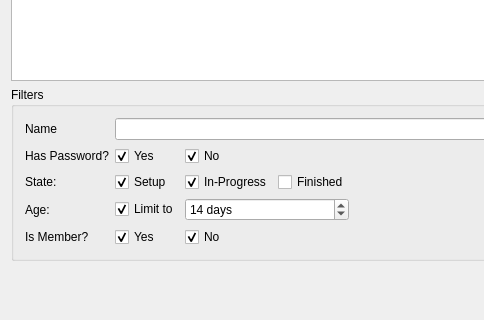
The window that randovania/gui/ui_files/multiplayer_session_browser_dialog.ui (randovania/randovania) describes before a commit, drawn with Qt 5; both pictures show x 0 to 484 and y 135 to 455 of the 780 by 455 pixel window.
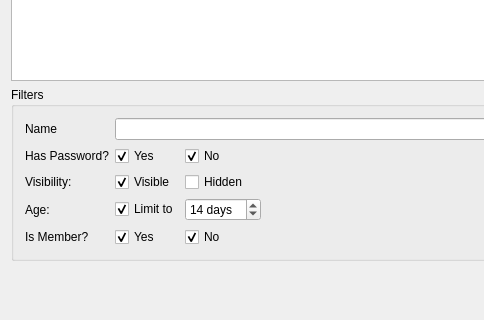
The same window after the commit.

Commit message:
Remove need for starting sessions
Also replaces Finishing sessions with Hiding sessions, and allow unhiding

Fixes #4875.

Patch:
```diff
--- a/randovania/gui/ui_files/multiplayer_session_browser_dialog.ui
+++ b/randovania/gui/ui_files/multiplayer_session_browser_dialog.ui
@@ -58,7 +58,7 @@
       <item row="3" column="1">
        <widget class="QCheckBox" name="state_setup_check">
         <property name="text">
-         <string>Setup</string>
+         <string>Visible</string>
         </property>
         <property name="checked">
          <bool>true</bool>
@@ -78,16 +78,6 @@
         </property>
        </widget>
       </item>
-      <item row="3" column="2">
-       <widget class="QCheckBox" name="state_inprogress_check">
-        <property name="text">
-         <string>In-Progress</string>
-        </property>
-        <property name="checked">
-         <bool>true</bool>
-        </property>
-       </widget>
-      </item>
       <item row="2" column="4">
        <spacer name="horizontalSpacer">
         <property name="orientation">
@@ -107,7 +97,7 @@
       <item row="3" column="0">
        <widget class="QLabel" name="state_filter_label">
         <property name="text">
-         <string>State:</string>
+         <string>Visibility:</string>
         </property>
        </widget>
       </item>
@@ -158,13 +148,6 @@
         </property>
        </widget>
       </item>
-      <item row="3" column="3">
-       <widget class="QCheckBox" name="state_finished_check">
-        <property name="text">
-         <string>Finished</string>
-        </property>
-       </widget>
-      </item>
       <item row="5" column="0">
        <widget class="QLabel" name="is_member_label">
         <property name="text">
@@ -192,6 +175,13 @@
         </property>
        </widget>
       </item>
+      <item row="3" column="2">
+       <widget class="QCheckBox" name="state_hidden_check">
+        <property name="text">
+         <string>Hidden</string>
+        </property>
+       </widget>
+      </item>
      </layout>
     </widget>
    </item>
```
Left out of the diff: 2 changed lines with no effect on the pictures. The commit also changes 30 other files.
